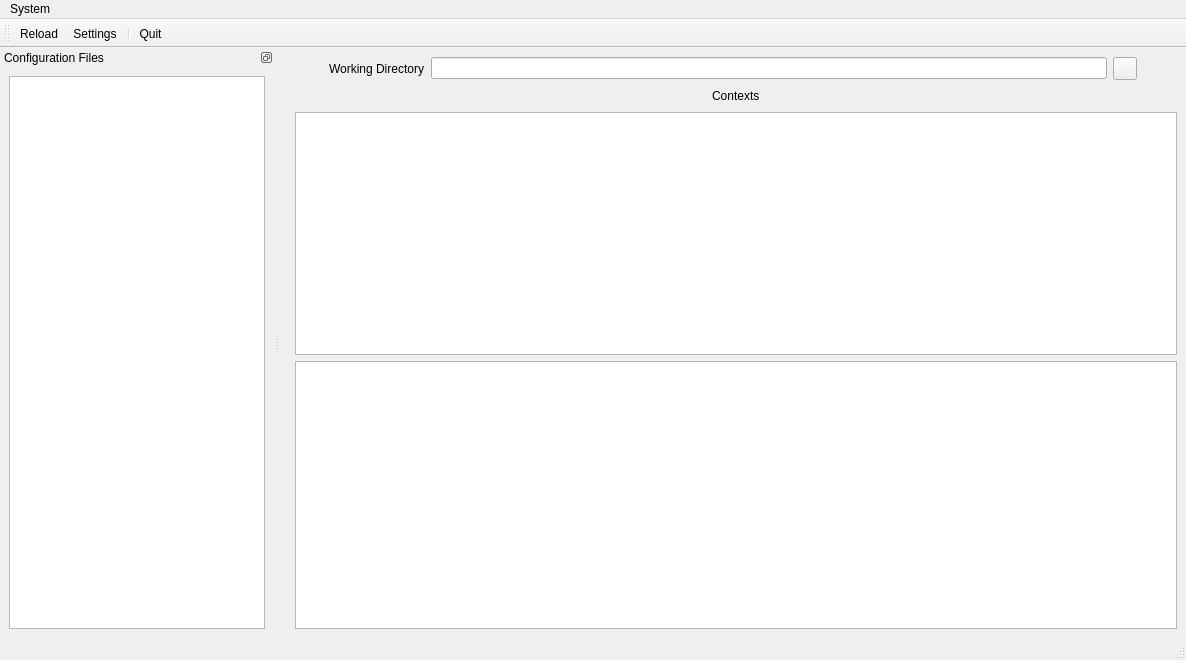
First picture: the form in src/mainwindow.ui, repository GentooXativa/KubeConfigManager, before the edit.
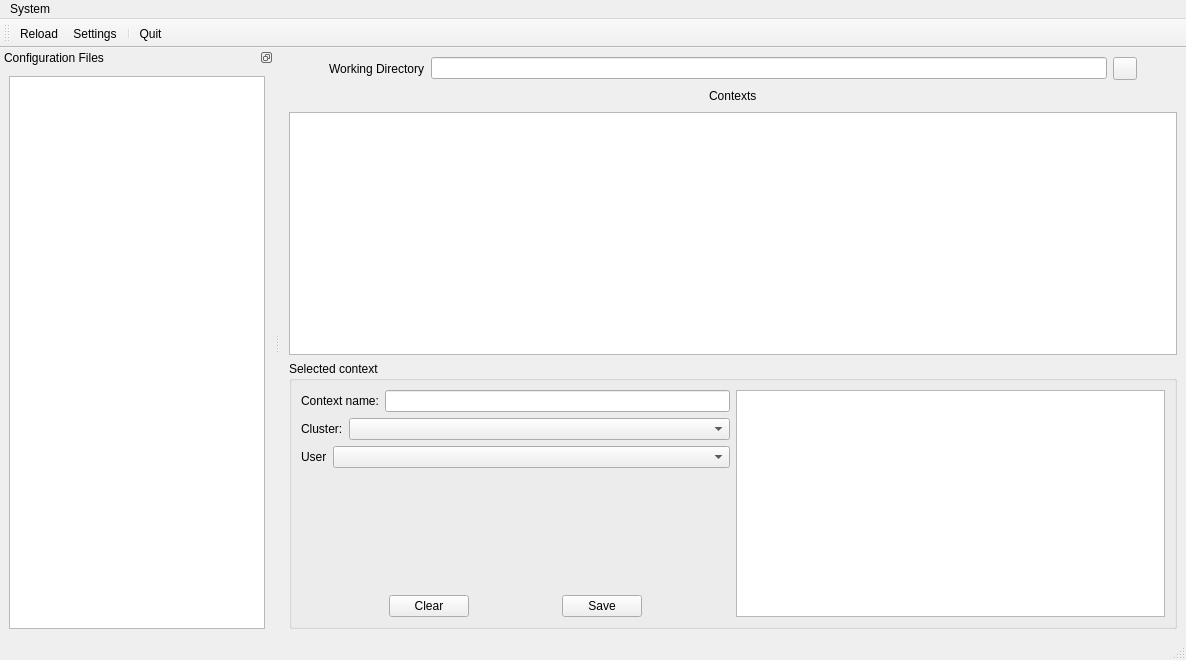
Second picture: the form after the edit. Icons and pictures are not drawn.

```diff
--- a/src/mainwindow.ui
+++ b/src/mainwindow.ui
@@ -18,8 +18,8 @@
     <normaloff>:/logo/assets/logo.png</normaloff>:/logo/assets/logo.png</iconset>
   </property>
   <widget class="QWidget" name="centralwidget">
-   <layout class="QGridLayout" name="gridLayout_3">
-    <item row="0" column="0" colspan="2">
+   <layout class="QGridLayout" name="gridLayout_2">
+    <item row="0" column="0">
      <layout class="QHBoxLayout" name="horizontalLayout_2">
       <item>
        <spacer name="horizontalSpacer">
@@ -96,9 +96,7 @@
       </item>
      </layout>
     </item>
-    <item row="1" column="1">
-     <layout class="QGridLayout" name="gridLayout_5">
-      <item row="0" column="0">
+    <item row="1" column="0">
        <layout class="QGridLayout" name="gridLayout_4">
         <item row="0" column="0">
          <layout class="QHBoxLayout" name="horizontalLayout_6">
@@ -142,11 +140,170 @@
         </item>
        </layout>
       </item>
-      <item row="1" column="0">
+    <item row="2" column="0">
+     <widget class="QGroupBox" name="groupBoxSelectedContext">
+      <property name="enabled">
+       <bool>true</bool>
+      </property>
+      <property name="title">
+       <string>Selected context</string>
+      </property>
+      <property name="flat">
+       <bool>true</bool>
+      </property>
+      <property name="checkable">
+       <bool>false</bool>
+      </property>
+      <layout class="QHBoxLayout" name="horizontalLayout_8">
+       <item>
+        <layout class="QVBoxLayout" name="verticalLayout">
+         <item>
+          <layout class="QHBoxLayout" name="horizontalLayout_3">
+           <item>
+            <widget class="QLabel" name="labelContextName">
+             <property name="text">
+              <string>Context name:</string>
+             </property>
+            </widget>
+           </item>
+           <item>
+            <widget class="QLineEdit" name="lineEditContextName"/>
+           </item>
+          </layout>
+         </item>
+         <item>
+          <layout class="QHBoxLayout" name="horizontalLayout_4">
+           <item>
+            <widget class="QLabel" name="labelCluster">
+             <property name="sizePolicy">
+              <sizepolicy hsizetype="Maximum" vsizetype="Preferred">
+               <horstretch>0</horstretch>
+               <verstretch>0</verstretch>
+              </sizepolicy>
+             </property>
+             <property name="text">
+              <string>Cluster:</string>
+             </property>
+            </widget>
+           </item>
+           <item>
+            <widget class="QComboBox" name="comboBoxCluster">
+             <property name="editable">
+              <bool>false</bool>
+             </property>
+            </widget>
+           </item>
+          </layout>
+         </item>
+         <item>
+          <layout class="QHBoxLayout" name="horizontalLayout_5">
+           <item>
+            <widget class="QLabel" name="labelUser">
+             <property name="sizePolicy">
+              <sizepolicy hsizetype="Maximum" vsizetype="Preferred">
+               <horstretch>0</horstretch>
+               <verstretch>0</verstretch>
+              </sizepolicy>
+             </property>
+             <property name="text">
+              <string>User</string>
+             </property>
+            </widget>
+           </item>
+           <item>
+            <widget class="QComboBox" name="comboBoxUser">
+             <property name="editable">
+              <bool>false</bool>
+             </property>
+            </widget>
+           </item>
+          </layout>
+         </item>
+         <item>
+          <spacer name="verticalSpacer">
+           <property name="orientation">
+            <enum>Qt::Vertical</enum>
+           </property>
+           <property name="sizeHint" stdset="0">
+            <size>
+             <width>20</width>
+             <height>40</height>
+            </size>
+           </property>
+          </spacer>
+         </item>
+         <item>
        <layout class="QHBoxLayout" name="horizontalLayout_7">
         <item>
-         <layout class="QGridLayout" name="gridLayout_2">
-          <item row="0" column="0">
+            <spacer name="horizontalSpacer_4">
+             <property name="orientation">
+              <enum>Qt::Horizontal</enum>
+             </property>
+             <property name="sizeHint" stdset="0">
+              <size>
+               <width>40</width>
+               <height>20</height>
+              </size>
+             </property>
+            </spacer>
+           </item>
+           <item>
+            <widget class="QPushButton" name="pushButtonClearContextChanges">
+             <property name="enabled">
+              <bool>true</bool>
+             </property>
+             <property name="text">
+              <string>Clear</string>
+             </property>
+             <property name="icon">
+              <iconset theme="document-revert"/>
+             </property>
+            </widget>
+           </item>
+           <item>
+            <spacer name="horizontalSpacer_3">
+             <property name="orientation">
+              <enum>Qt::Horizontal</enum>
+             </property>
+             <property name="sizeHint" stdset="0">
+              <size>
+               <width>40</width>
+               <height>20</height>
+              </size>
+             </property>
+            </spacer>
+           </item>
+           <item>
+            <widget class="QPushButton" name="pushButtonSaveContextChanges">
+             <property name="enabled">
+              <bool>true</bool>
+             </property>
+             <property name="text">
+              <string>Save</string>
+             </property>
+             <property name="icon">
+              <iconset theme="document-save"/>
+             </property>
+            </widget>
+           </item>
+           <item>
+            <spacer name="horizontalSpacer_5">
+             <property name="orientation">
+              <enum>Qt::Horizontal</enum>
+             </property>
+             <property name="sizeHint" stdset="0">
+              <size>
+               <width>40</width>
+               <height>20</height>
+              </size>
+             </property>
+            </spacer>
+           </item>
+          </layout>
+         </item>
+        </layout>
+       </item>
+       <item>
            <widget class="QTextEdit" name="textEditContextInformation">
             <property name="readOnly">
              <bool>true</bool>
@@ -159,10 +316,7 @@
            </widget>
           </item>
          </layout>
-        </item>
-       </layout>
-      </item>
-     </layout>
+     </widget>
     </item>
    </layout>
   </widget>
```
Left out of the diff: 5 changed lines with no effect on the pictures. Lines whose indentation alone changed are shown as unchanged.
